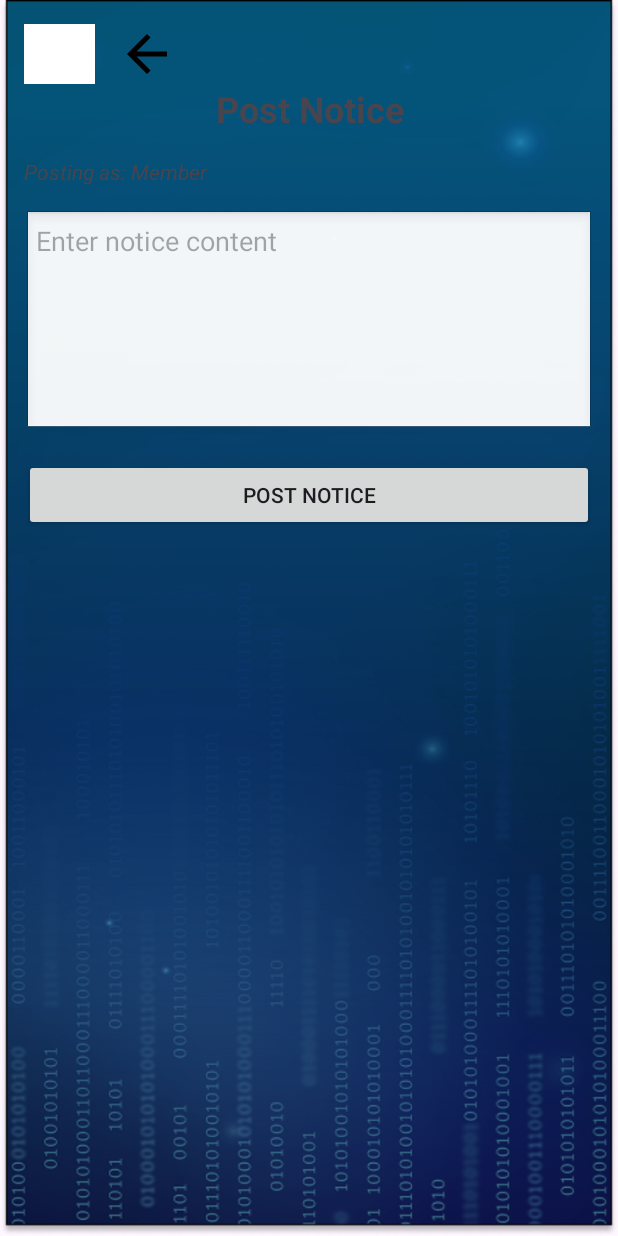
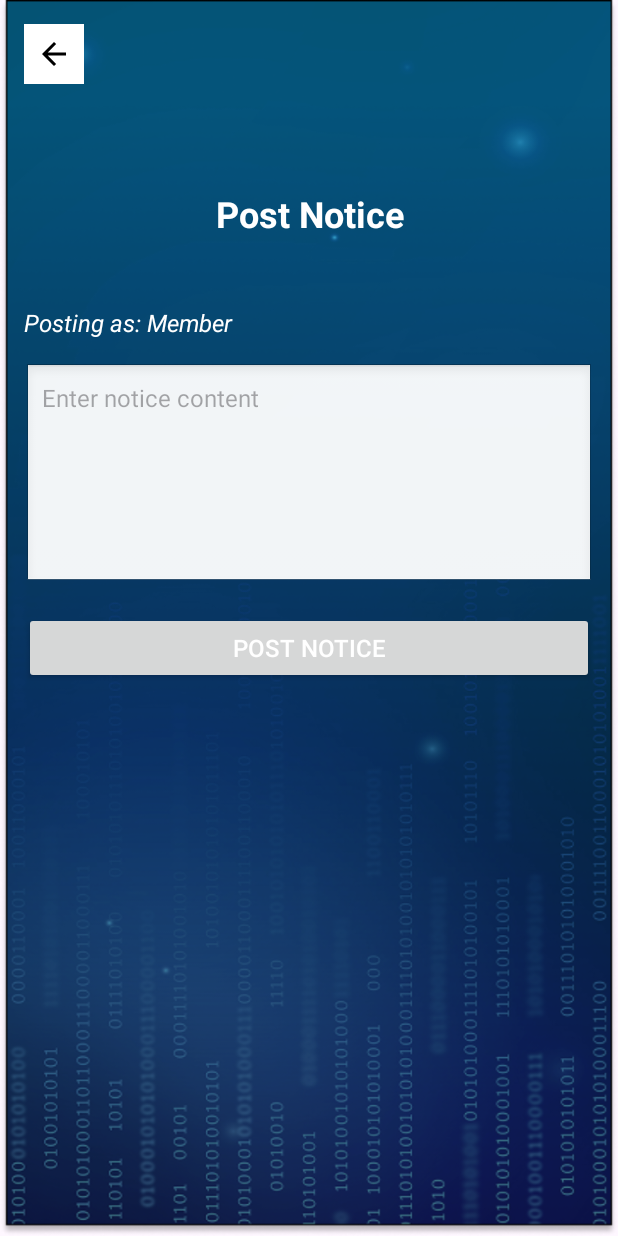
Before and after one commit to rjdudas24/Project_2-BSIT-2B, an Android app: the PostNoticeActivity screen opened directly, with no data from a screen before it, on a phone screen of 412 x 824 dp. Run offline under Robolectric (Android 15) with nearby library versions, the phone set to English and light mode, and no system bars; 3 statements that could not run were skipped.

Commit message:
Post notice

```diff
--- a/app/src/main/res/layout/activity_post_notice.xml
+++ b/app/src/main/res/layout/activity_post_notice.xml
@@ -1,67 +1,3 @@
-<!--<?xml version="1.0" encoding="utf-8"?>-->
-<!--<LinearLayout xmlns:android="http://schemas.android.com/apk/res/android"-->
-<!--    xmlns:app="http://schemas.android.com/apk/res-auto"-->
-<!--    android:layout_width="match_parent"-->
-<!--    android:layout_height="match_parent"-->
-<!--    android:orientation="vertical"-->
-<!--    android:padding="16dp"-->
-<!--    android:background="@drawable/student_dashboard">-->
-
-
-<!--    <LinearLayout>-->
-<!--        android:layout_width="wrap_content"-->
-<!--        android:layout_height="wrap_content" >-->
-
-<!--    <ImageView-->
-<!--        android:id="@+id/imageView5"-->
-<!--        android:layout_width="47dp"-->
-<!--        android:layout_height="40dp"-->
-<!--        android:src="@drawable/bg_white_square" />-->
-<!--    <ImageView-->
-<!--        android:id="@+id/imageView6"-->
-<!--        android:layout_width="69dp"-->
-<!--        android:layout_height="wrap_content"-->
-<!--        android:src="@drawable/baseline_arrow_back_24" />-->
-<!--        </LinearLayout>-->
-<!--    <TextView-->
-<!--        android:layout_width="match_parent"-->
-<!--        android:layout_height="wrap_content"-->
-<!--        android:text="Post Notice"-->
-<!--        android:textSize="24sp"-->
-<!--        android:textStyle="bold"-->
-<!--        android:gravity="center"-->
-<!--        android:layout_marginBottom="16dp" />-->
-
-<!--    <TextView-->
-<!--        android:id="@+id/tvCurrentPosition"-->
-<!--        android:layout_width="match_parent"-->
-<!--        android:layout_height="wrap_content"-->
-<!--        android:text="Posting as: [Position]"-->
-<!--        android:textStyle="italic"-->
-<!--        android:layout_marginBottom="16dp" />-->
-
-<!--    <EditText-->
-<!--        android:id="@+id/etNoticeContent"-->
-<!--        android:layout_width="match_parent"-->
-<!--        android:layout_height="150dp"-->
-<!--        android:hint="Enter notice content"-->
-<!--        android:gravity="top|start"-->
-<!--        android:inputType="textMultiLine"-->
-<!--        android:background="@android:drawable/editbox_background"-->
-<!--        android:padding="8dp"-->
-<!--        android:layout_marginBottom="16dp" />-->
-
-<!--    <Button-->
-<!--        android:id="@+id/btnPostNotice"-->
-<!--        android:layout_width="match_parent"-->
-<!--        android:layout_height="wrap_content"-->
-<!--        android:text="Post Notice" />-->
-
-
-
-<!--</LinearLayout>-->
-
-
 <?xml version="1.0" encoding="utf-8"?>
 <LinearLayout xmlns:android="http://schemas.android.com/apk/res/android"
     xmlns:app="http://schemas.android.com/apk/res-auto"
@@ -71,32 +7,35 @@
     android:padding="16dp"
     android:background="@drawable/student_dashboard">
 
-    <LinearLayout
+    <FrameLayout
         android:layout_width="wrap_content"
-        android:layout_height="wrap_content"
-        android:orientation="horizontal">
+        android:layout_height="wrap_content">
 
         <ImageView
             android:id="@+id/imageView5"
-            android:layout_width="47dp"
+            android:layout_width="40dp"
             android:layout_height="40dp"
             android:src="@drawable/bg_white_square" />
 
         <ImageView
             android:id="@+id/imageView6"
-            android:layout_width="69dp"
+            android:layout_width="40dp"
             android:layout_height="40dp"
+            android:padding="8dp"
             android:src="@drawable/baseline_arrow_back_24" />
-    </LinearLayout>
+    </FrameLayout>
 
     <TextView
         android:layout_width="match_parent"
         android:layout_height="wrap_content"
         android:text="Post Notice"
         android:textSize="24sp"
+        android:textColor="@color/white"
         android:textStyle="bold"
         android:gravity="center"
-        android:layout_marginBottom="16dp" />
+        android:layout_marginBottom="45dp"
+        android:layout_marginTop="70dp"
+        />
 
     <TextView
         android:id="@+id/tvCurrentPosition"
@@ -104,6 +43,8 @@
         android:layout_height="wrap_content"
         android:text="Posting as: [Position]"
         android:textStyle="italic"
+        android:textSize="16sp"
+        android:textColor="@color/white"
         android:layout_marginBottom="16dp" />
 
     <EditText
@@ -112,15 +53,19 @@
         android:layout_height="150dp"
         android:hint="Enter notice content"
         android:gravity="top|start"
+        android:textSize="16sp"
+        android:textColor="@color/black"
         android:inputType="textMultiLine"
         android:background="@android:drawable/edit_text"
-        android:padding="8dp"
+        android:padding="12dp"
         android:layout_marginBottom="16dp" />
 
     <Button
         android:id="@+id/btnPostNotice"
         android:layout_width="match_parent"
         android:layout_height="wrap_content"
+        android:textSize="16sp"
+        android:textColor="@color/white"
         android:text="Post Notice" />
 
 </LinearLayout>
```
